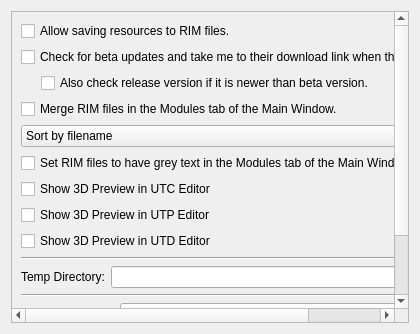
This is Tools/HolocronToolset/src/ui/widgets/settings/misc.ui in NickHugi/PyKotor as Qt 5 draws it before an edit. The edited form follows.
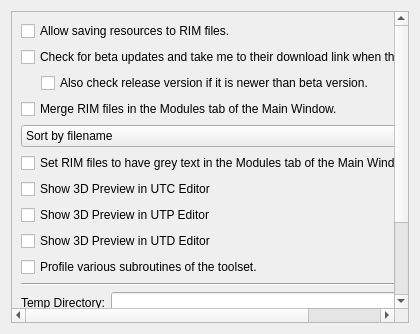
This is the edited form.

Commit message:
various cleanup/features
- add 'profile toolset' settings option
- only find existing installations if first time user
- cleanup `changeActiveInstallation`
- fix some typing
- add LYT/VIS to the filesearcher.
- actually process the checkTypes when doing the search.
- recompile all ui
- fix tsl @property that could sometimes throw

What changed in the file:
```diff
--- a/Tools/HolocronToolset/src/ui/widgets/settings/misc.ui
+++ b/Tools/HolocronToolset/src/ui/widgets/settings/misc.ui
@@ -117,6 +117,13 @@
          </property>
         </widget>
        </item>
+       <item>
+        <widget class="QCheckBox" name="profileToolset">
+         <property name="text">
+          <string>Profile various subroutines of the toolset.</string>
+         </property>
+        </widget>
+       </item>
        <item>
         <widget class="Line" name="line">
          <property name="orientation">
```
The commit also changes 25 other files.
